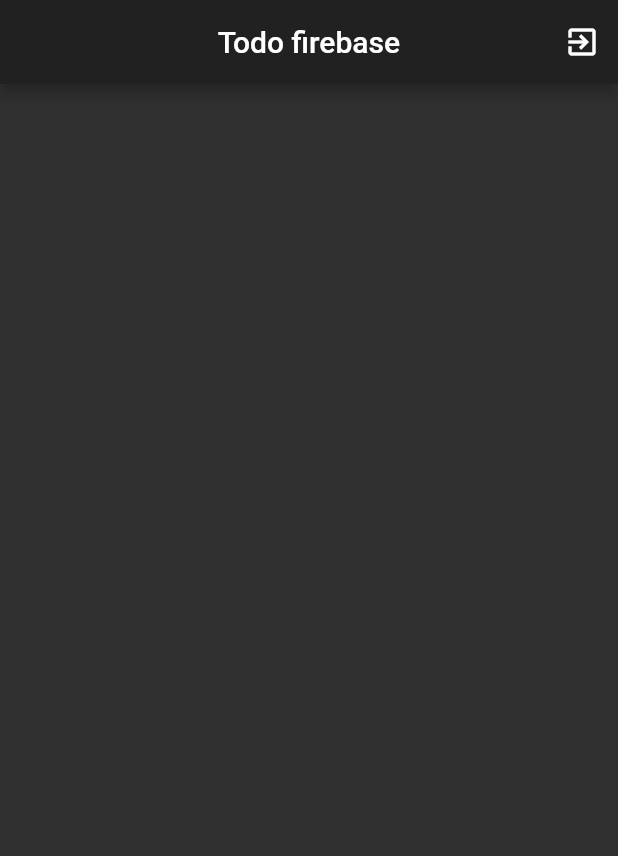
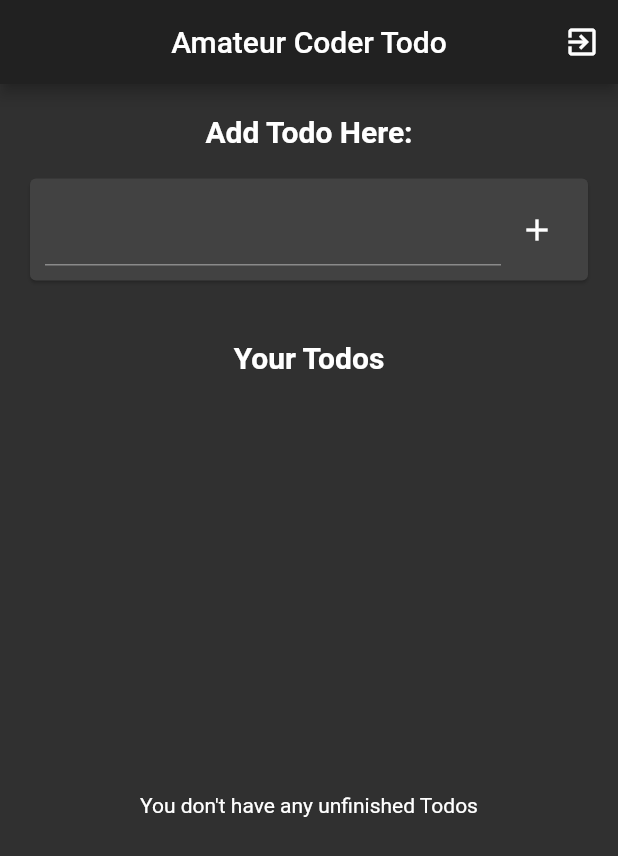
Before and after one commit to gutovesco/flutter-firebase, a Flutter app: the screen it shows once a user with an empty profile is signed in, on a phone screen of 412 x 824 dp. Shown: the top 856 px of the screen. Run offline on Flutter 3.47's test engine with Material 2 defaults, Android fonts, the phone set to English and light mode, and no system bars; our stand-ins replace cloud_firestore, firebase_auth, firebase_core; accounts and stored records are empty.

```diff
--- a/lib/screens/home.dart
+++ b/lib/screens/home.dart
@@ -1,7 +1,10 @@
 import 'package:cloud_firestore/cloud_firestore.dart';
 import 'package:firebase_auth/firebase_auth.dart';
 import 'package:flutter/material.dart';
+import 'package:flutter_firebase/models/database.dart';
+import 'package:flutter_firebase/models/todo.dart';
 import 'package:flutter_firebase/services/auth.dart';
+import 'package:flutter_firebase/widgets/todo_card.dart';
 
 class Home extends StatefulWidget {
   final FirebaseAuth auth;
@@ -20,7 +23,7 @@ class _HomeState extends State<Home> {
   Widget build(BuildContext context) {
     return Scaffold(
       appBar: AppBar(
-        title: const Text("Todo firebase"),
+        title: const Text("Amateur Coder Todo"),
         centerTitle: true,
         actions: [
           IconButton(
@@ -28,9 +31,92 @@ class _HomeState extends State<Home> {
             icon: const Icon(Icons.exit_to_app),
             onPressed: () {
               Auth(auth: widget.auth).signOut();
-              showDialog(child: Text('hey'));
             },
           )
+        ],
+      ),
+      body: Column(
+        children: <Widget>[
+          const SizedBox(
+            height: 20,
+          ),
+          const Text(
+            "Add Todo Here:",
+            style: TextStyle(
+              fontSize: 20,
+              fontWeight: FontWeight.bold,
+            ),
+          ),
+          Card(
+            margin: const EdgeInsets.all(20),
+            child: Padding(
+              padding: const EdgeInsets.all(10.0),
+              child: Row(
+                children: [
+                  Expanded(
+                    child: TextFormField(
+                      key: const ValueKey("addField"),
+                      controller: _todoController,
+                    ),
+                  ),
+                  IconButton(
+                    key: const ValueKey("addButton"),
+                    icon: const Icon(Icons.add),
+                    onPressed: () {
+                      if (_todoController.text != "") {
+                        setState(() {
+                          Database(firestore: widget.firestore).addTodo(
+                              uid: widget.auth.currentUser.uid,
+                              content: _todoController.text);
+                          _todoController.clear();
+                        });
+                      }
+                    },
+                  )
+                ],
+              ),
+            ),
+          ),
+          const SizedBox(
+            height: 20,
+          ),
+          const Text(
+            "Your Todos",
+            style: TextStyle(
+              fontSize: 20,
+              fontWeight: FontWeight.bold,
+            ),
+          ),
+          Expanded(
+            child: StreamBuilder(
+              stream: Database(firestore: widget.firestore)
+                  .streamTodos(uid: widget.auth.currentUser.uid),
+              builder: (BuildContext context,
+                  AsyncSnapshot<List<TodoModel>> snapshot) {
+                if (snapshot.connectionState == ConnectionState.active) {
+                  if (snapshot.data.isEmpty || snapshot.data == null) {
+                    return const Center(
+                      child: Text("You don't have any unfinished Todos"),
+                    );
+                  }
+                  return ListView.builder(
+                    itemCount: snapshot.data.length,
+                    itemBuilder: (_, index) {
+                      return TodoCard(
+                        firestore: widget.firestore,
+                        uid: widget.auth.currentUser.uid,
+                        todo: snapshot.data[index],
+                      );
+                    },
+                  );
+                } else {
+                  return const Center(
+                    child: Text("loading..."),
+                  );
+                }
+              },
+            ),
+          ),
         ],
       ),
     );
```
Also changed, not shown: lib/models/database.dart (+9 -8 lines), lib/widgets/todo_card.dart (added, +51 -0 lines).
